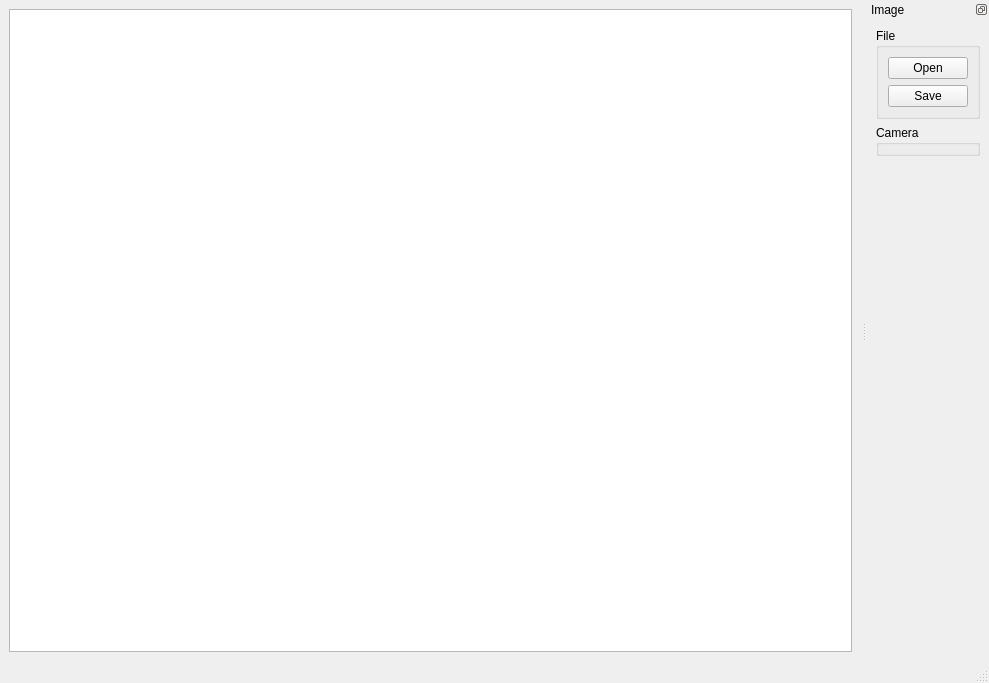
This is acquisition/andor/direct_manip.ui in zachrahan/zplab as Qt 5 draws it before an edit. The edited form follows.
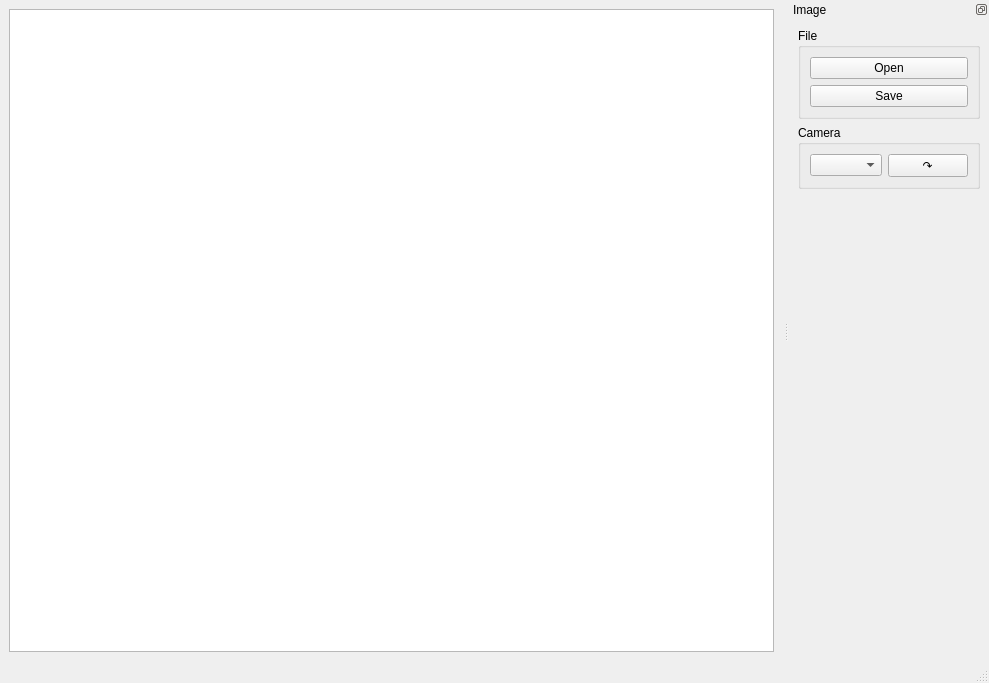
This is the edited form.

Commit message: Add device selection combo and refresh button.

```diff
--- a/acquisition/andor/direct_manip.ui
+++ b/acquisition/andor/direct_manip.ui
@@ -71,6 +71,32 @@
        <property name="title">
         <string>Camera</string>
        </property>
+       <layout class="QVBoxLayout" name="verticalLayout_3">
+        <item>
+         <layout class="QHBoxLayout" name="horizontalLayout_2">
+          <item>
+           <widget class="QComboBox" name="andorDeviceListCombo">
+            <property name="sizePolicy">
+             <sizepolicy hsizetype="MinimumExpanding" vsizetype="Fixed">
+              <horstretch>0</horstretch>
+              <verstretch>0</verstretch>
+             </sizepolicy>
+            </property>
+           </widget>
+          </item>
+          <item>
+           <widget class="QPushButton" name="refreshAndorDeviceListButton">
+            <property name="toolTip">
+             <string>Refresh</string>
+            </property>
+            <property name="text">
+             <string>↷</string>
+            </property>
+           </widget>
+          </item>
+         </layout>
+        </item>
+       </layout>
       </widget>
      </item>
      <item>
```
